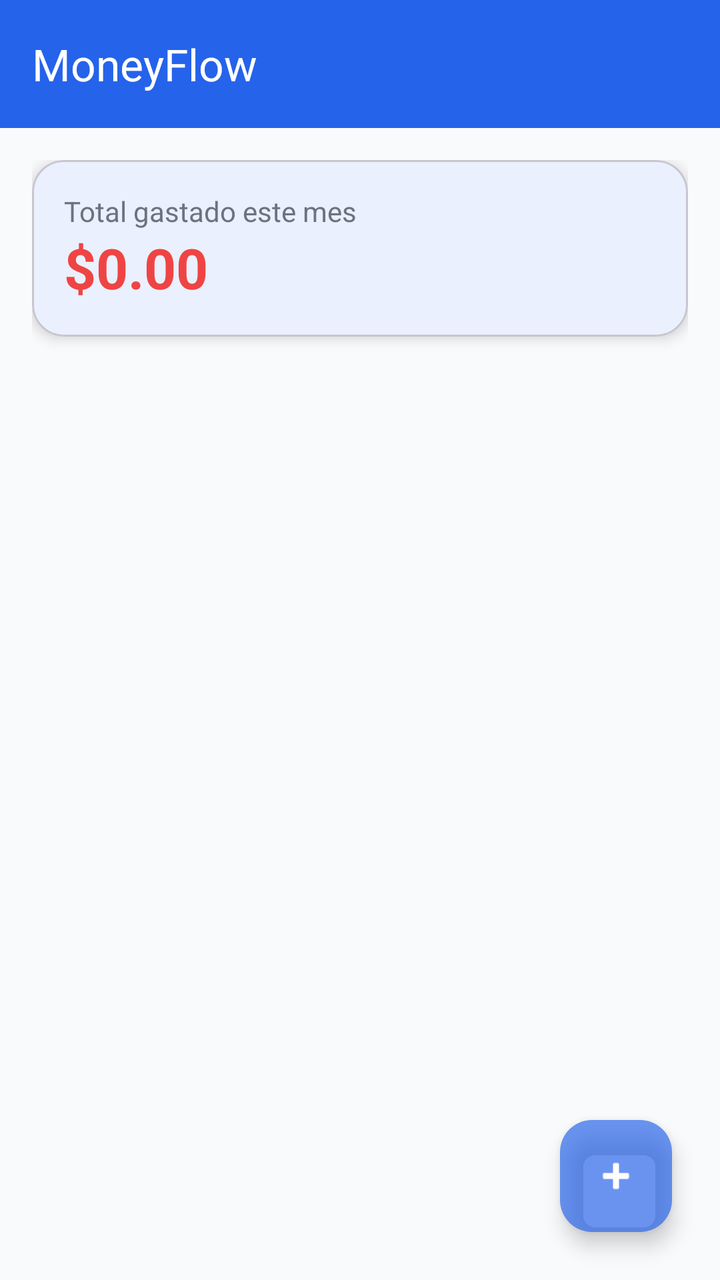
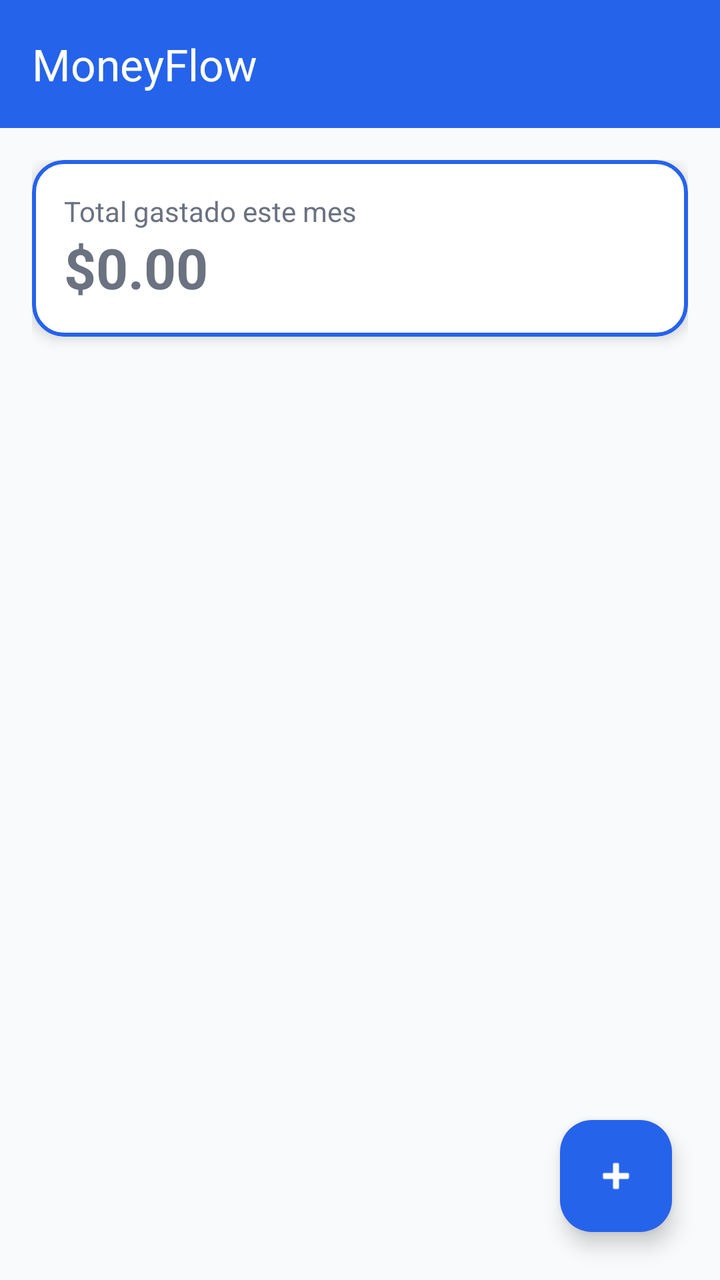

Before-and-after screenshots of an Android layout around one commit, followed by the original layout XML and the change that was made.
<!-- AndroidManifest.xml: application theme Theme.MoneyFlow -->
<!-- res/layout/activity_main.xml -->
<?xml version="1.0" encoding="utf-8"?>
<androidx.coordinatorlayout.widget.CoordinatorLayout xmlns:android="http://schemas.android.com/apk/res/android"
    xmlns:app="http://schemas.android.com/apk/res-auto"
    android:id="@+id/main"
    android:layout_width="match_parent"
    android:layout_height="match_parent"
    android:background="@color/primary">

    
    <com.google.android.material.appbar.MaterialToolbar
        android:id="@+id/toolbar"
        android:layout_width="match_parent"
        android:layout_height="wrap_content"
        android:background="@color/primary"
        app:popupTheme="@style/ThemeOverlay.Material3.Light"
        app:title="MoneyFlow"
        app:titleTextColor="@color/white" />

    
    <LinearLayout
        android:layout_width="match_parent"
        android:layout_height="match_parent"
        android:layout_marginTop="?attr/actionBarSize"
        android:background="@color/background"
        android:orientation="vertical"
        android:padding="16dp">

        
        <com.google.android.material.card.MaterialCardView
            android:layout_width="match_parent"
            android:layout_height="wrap_content"
            android:layout_marginBottom="16dp"
            app:cardCornerRadius="16dp"
            app:cardElevation="4dp">

            <LinearLayout
                android:layout_width="match_parent"
                android:layout_height="wrap_content"
                android:orientation="vertical"
                android:padding="16dp">

                <TextView
                    android:layout_width="wrap_content"
                    android:layout_height="wrap_content"
                    android:text="Total gastado este mes"
                    android:textColor="@color/text_secondary"
                    android:textSize="14sp" />

                <TextView
                    android:id="@+id/tvTotal"
                    android:layout_width="wrap_content"
                    android:layout_height="wrap_content"
                    android:text="$0.00"
                    android:textColor="@color/error"
                    android:textSize="28sp"
                    android:textStyle="bold" />

            </LinearLayout>
        </com.google.android.material.card.MaterialCardView>

        
        <androidx.recyclerview.widget.RecyclerView
            android:id="@+id/rvGastos"
            android:layout_width="match_parent"
            android:layout_height="0dp"
            android:layout_weight="1"
            android:clipToPadding="false" />

    </LinearLayout>

    
    <com.google.android.material.floatingactionbutton.FloatingActionButton
        android:id="@+id/fabAdd"
        android:layout_width="wrap_content"
        android:layout_height="wrap_content"
        android:layout_margin="24dp"
        android:contentDescription="Agregar gasto"
        android:src="@android:drawable/ic_input_add"
        app:backgroundTint="@color/primary_degradate"
        app:layout_anchor="@id/rvGastos"
        app:layout_anchorGravity="bottom|end"
        app:tint="@color/surface" />

</androidx.coordinatorlayout.widget.CoordinatorLayout>
<!-- resources referenced by this layout -->
<resources>
  <color name="background">#F9FAFB</color>
  <color name="error">#EF4444</color>
  <color name="primary">#2563EB</color>
  <color name="primary_degradate">#AD2563EB</color>
  <color name="surface">#FFFFFF</color>
  <color name="text_secondary">#6B7280</color>
  <color name="white">#FFFFFFFF</color>
  <style name="Theme.MoneyFlow" parent="Base.Theme.MoneyFlow" />
  <style name="Base.Theme.MoneyFlow" parent="Theme.Material3.DayNight.NoActionBar">
          
          
          <item name="colorPrimary">@color/primary</item>
          <item name="colorSurface">@color/white</item>
          <item name="colorSurfaceContainer">@color/white</item>
          <item name="android:windowBackground">@color/surface_light</item>
      </style>
  <color name="surface_light">#FFFFFF</color>
</resources>

<!-- the commit's change to res/layout/activity_main.xml (unified diff, before → after) -->
@@ -31,11 +31,14 @@
             android:layout_height="wrap_content"
             android:layout_marginBottom="16dp"
             app:cardCornerRadius="16dp"
-            app:cardElevation="4dp">
+            app:cardElevation="4dp"
+            app:strokeColor="@color/primary"
+            app:strokeWidth="2dp">
 
             <LinearLayout
                 android:layout_width="match_parent"
                 android:layout_height="wrap_content"
+                android:background="@color/white"
                 android:orientation="vertical"
                 android:padding="16dp">
 
@@ -51,7 +54,7 @@
                     android:layout_width="wrap_content"
                     android:layout_height="wrap_content"
                     android:text="$0.00"
-                    android:textColor="@color/error"
+                    android:textColor="@color/text_secondary"
                     android:textSize="28sp"
                     android:textStyle="bold" />
 
@@ -76,7 +79,7 @@
         android:layout_margin="24dp"
         android:contentDescription="Agregar gasto"
         android:src="@android:drawable/ic_input_add"
-        app:backgroundTint="@color/primary_degradate"
+        app:backgroundTint="@color/primary"
         app:layout_anchor="@id/rvGastos"
         app:layout_anchorGravity="bottom|end"
         app:tint="@color/surface" />
<!-- resource entries referenced after the edit -->
@@ -1,9 +1,7 @@
 <!-- resources referenced by this layout -->
 <resources>
   <color name="background">#F9FAFB</color>
-  <color name="error">#EF4444</color>
   <color name="primary">#2563EB</color>
-  <color name="primary_degradate">#AD2563EB</color>
   <color name="surface">#FFFFFF</color>
   <color name="text_secondary">#6B7280</color>
   <color name="white">#FFFFFFFF</color>
